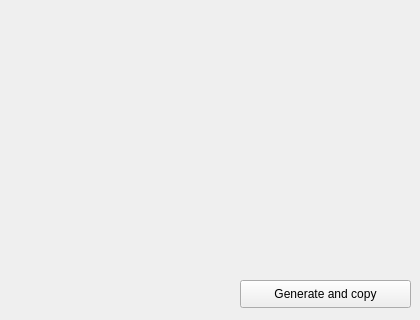
Qt form ui/window.ui (chocolateimage/kdenlive_ease_generator) before a commit; both pictures show x 0 to 420 and y 380 to 700 of the 420 by 700 pixel window.
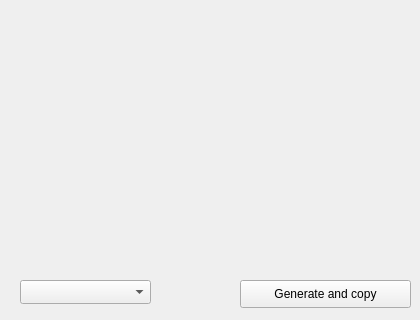
The same form after that commit. Icons and pictures are not drawn.

Commit message: Add ability to save and load presets [Feature] Add ability to save and load presets #7

The edit to the form file:
```diff
--- a/ui/window.ui
+++ b/ui/window.ui
@@ -220,6 +220,16 @@
     </item>
    </layout>
   </widget>
+  <widget class="QComboBox" name="cbPresets">
+   <property name="geometry">
+    <rect>
+     <x>20</x>
+     <y>660</y>
+     <width>131</width>
+     <height>24</height>
+    </rect>
+   </property>
+  </widget>
   <zorder>formLayoutWidget</zorder>
   <zorder>btnGenerate</zorder>
  </widget>
```
Left out of the diff: 1 changed line with no effect on the pictures. The commit also changes 2 other files.
